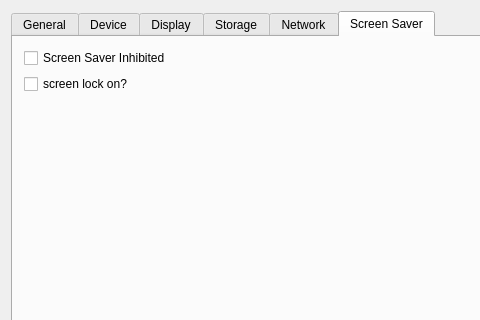
The window that examples/sysinfo/dialog.ui (qtproject/qt-mobility) describes before a commit, drawn with Qt 5; both pictures show x 0 to 480 and y 0 to 320 of the 602 by 516 pixel window.
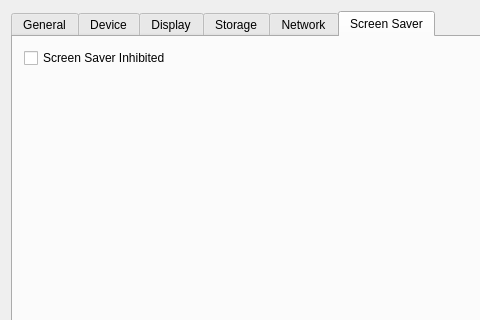
The same window after the commit. The open tabs and pages were chosen to show the change.

Commit message: remove isScreenLockOn, as isDeviceLock is essentially the same thing.

What changed in the file:
```diff
--- a/examples/sysinfo/dialog.ui
+++ b/examples/sysinfo/dialog.ui
@@ -877,14 +877,7 @@
          </property>
         </widget>
        </item>
-       <item row="1" column="0">
-        <widget class="QCheckBox" name="screenLockCheckBox">
-         <property name="text">
-          <string>screen lock on?</string>
-         </property>
-        </widget>
-       </item>
-       <item row="2" column="1" colspan="2">
+       <item row="1" column="1" colspan="2">
         <spacer name="verticalSpacer">
          <property name="orientation">
           <enum>Qt::Vertical</enum>
```
The commit also changes 10 other files.
